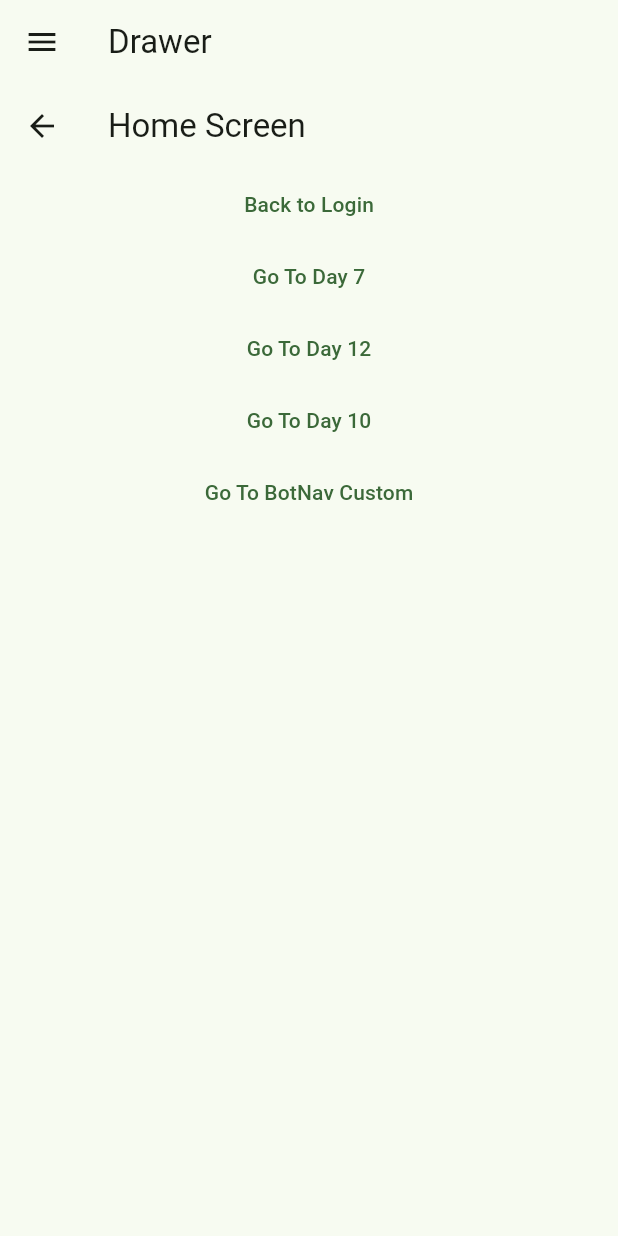
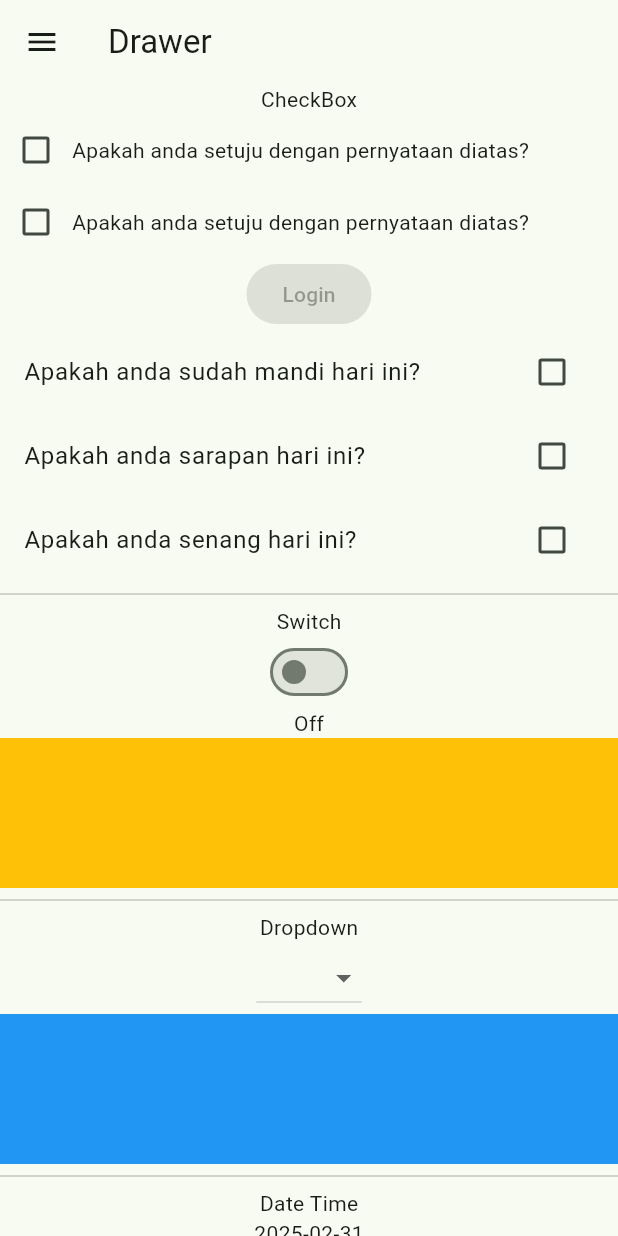
Before and after one commit to Habibieproject/ppkd_b4, a Flutter app: the DrawerWidgetDay15 screen opened directly, on a phone screen of 412 x 824 dp. Run offline on Flutter 3.47's test engine with Material 3 defaults, Android fonts, the light colour scheme and no system bars; our stand-ins replace confetti, curved_navigation_bar, shared_preferences; accounts and stored records are empty.

Commit message:
Day 16 Checkbox, Switch, Dropdown, DatetimePicker, TimePicker

```diff
--- a/lib/day_15/drawer.dart
+++ b/lib/day_15/drawer.dart
@@ -1,7 +1,5 @@
 import 'package:flutter/material.dart';
-import 'package:ppkd_b4/day_10/grid/gridview_builder.dart';
-import 'package:ppkd_b4/day_12/state/state_1.dart';
-import 'package:ppkd_b4/day_15/home_screen.dart';
+import 'package:ppkd_b4/day_16/input_widget.dart';
 
 class DrawerWidgetDay15 extends StatefulWidget {
   const DrawerWidgetDay15({super.key});
@@ -14,9 +12,7 @@ class _DrawerWidgetDay15State extends State<DrawerWidgetDay15> {
   int _selectedIndex = 0;
   static const List<Widget> _widgetOptions = [
     // Center(child: Text("Home")),
-    HomeScreenDay15(),
-    GridViewWidgetDay10(),
-    State1Day12(),
+    InputWidgetDay16(),
   ];
   void onTapDrawer(int index) {
     setState(() {
@@ -46,16 +42,9 @@ class _DrawerWidgetDay15State extends State<DrawerWidgetDay15> {
                 onTapDrawer(0);
               },
               leading: Icon(Icons.home),
-              title: Text("Home"),
+              title: Text("Input Widget"),
             ),
             Divider(),
-            ListTile(
-              onTap: () {
-                onTapDrawer(1);
-              },
-              leading: Icon(Icons.payment),
-              title: Text("Payment"),
-            ),
           ],
         ),
       ),
--- a/lib/day_15/login_screen.dart
+++ b/lib/day_15/login_screen.dart
@@ -1,4 +1,5 @@
 import 'package:flutter/material.dart';
+import 'package:ppkd_b4/day_15/drawer.dart';
 import 'package:ppkd_b4/day_15/home_screen.dart';
 import 'package:ppkd_b4/widgets/login_button.dart';
 
@@ -89,7 +90,9 @@ class _LoginScreenDay15State extends State<LoginScreenDay15> {
                 onPressed: () {
                   Navigator.push(
                     context,
-                    MaterialPageRoute(builder: (context) => HomeScreenDay15()),
+                    MaterialPageRoute(
+                      builder: (context) => DrawerWidgetDay15(),
+                    ),
                   );
                 },
               ),
--- /dev/null
+++ b/lib/day_16/checkbox.dart
@@ -0,0 +1,92 @@
+import 'package:flutter/material.dart';
+import 'package:ppkd_b4/constant/app_color.dart';
+
+class CheckBoxWidgetDay16 extends StatefulWidget {
+  const CheckBoxWidgetDay16({super.key});
+
+  @override
+  State<CheckBoxWidgetDay16> createState() => _CheckBoxWidgetDay16State();
+}
+
+class _CheckBoxWidgetDay16State extends State<CheckBoxWidgetDay16> {
+  bool isChecked = false;
+  bool isShower = false;
+  bool isBreakfast = false;
+  bool isHappy = false;
+  @override
+  Widget build(BuildContext context) {
+    return Column(
+      children: [
+        Row(
+          children: [
+            Checkbox(
+              value: isChecked,
+              onChanged: (value) {
+                print(value);
+                setState(() {
+                  isChecked = value!;
+                });
+              },
+            ),
+            Text("Apakah anda setuju dengan pernyataan diatas?"),
+          ],
+        ),
+        Row(
+          children: [
+            Checkbox(
+              value: isChecked,
+              onChanged: (value) {
+                print(value);
+                setState(() {
+                  isChecked = value!;
+                });
+              },
+            ),
+            Text(
+              isChecked
+                  ? "Anda setuju dengan pernyataan diatas?"
+                  : "Apakah anda setuju dengan pernyataan diatas?",
+            ),
+          ],
+        ),
+        ElevatedButton(
+          style: ElevatedButton.styleFrom(backgroundColor: AppColor.army3),
+          onPressed: isChecked ? () {} : null,
+          child: Text("Login"),
+        ),
+
+        CheckboxListTile(
+          value: isShower,
+          onChanged: (value) {
+            print(value);
+            setState(() {
+              isShower = value!;
+            });
+          },
+          title: Text("Apakah anda sudah mandi hari ini?"),
+        ),
+        CheckboxListTile(
+          value: isBreakfast,
+          onChanged: (value) {
+            print(value);
+            setState(() {
+              isBreakfast = value!;
+            });
+          },
+          title: Text("Apakah anda sarapan hari ini?"),
+        ),
+        CheckboxListTile(
+          value: isHappy,
+          onChanged: (value) {
+            print(value);
+            setState(() {
+              isHappy = value!;
+            });
+          },
+          title: Text("Apakah anda senang hari ini?"),
+          activeColor: Colors.black,
+        ),
+      ],
+    );
+  }
+}
--- /dev/null
+++ b/lib/day_16/date_picker.dart
@@ -0,0 +1,44 @@
+import 'package:flutter/material.dart';
+import 'package:intl/intl.dart';
+
+class DatePickerWidgetDay16 extends StatefulWidget {
+  const DatePickerWidgetDay16({super.key});
+
+  @override
+  State<DatePickerWidgetDay16> createState() => _DatePickerWidgetDay16State();
+}
+
+class _DatePickerWidgetDay16State extends State<DatePickerWidgetDay16> {
+  DateTime? selectedPicked = DateTime.now();
+  @override
+  Widget build(BuildContext context) {
+    return Column(
+      children: [
+        Text("2025-02-31"),
+        Text("31-02-2025"),
+        Text(selectedPicked.toString()),
+        Text(DateFormat('yyyy-MM-dd').format(selectedPicked!)),
+        Text(DateFormat('dd-MM-yyyy').format(selectedPicked!)),
+        Text(DateFormat('dd-MMM-yyyy').format(selectedPicked!)),
+        Text(DateFormat('EEEE, MMMM-yyyy', "id_ID").format(selectedPicked!)),
+
+        ElevatedButton(
+          onPressed: () async {
+            final DateTime? picked = await showDatePicker(
+              context: context,
+              firstDate: DateTime(2000),
+              lastDate: DateTime(2100),
+            );
+            if (picked != null) {
+              print(picked);
+              setState(() {
+                selectedPicked = picked;
+              });
+            }
+          },
+          child: Text("Pilih Tanggal"),
+        ),
+      ],
+    );
+  }
+}
--- /dev/null
+++ b/lib/day_16/dropdown.dart
@@ -0,0 +1,44 @@
+import 'package:flutter/material.dart';
+
+class DropdownWidgetDay16 extends StatefulWidget {
+  const DropdownWidgetDay16({super.key});
+
+  @override
+  State<DropdownWidgetDay16> createState() => _DropdownWidgetDay16State();
+}
+
+class _DropdownWidgetDay16State extends State<DropdownWidgetDay16> {
+  String? dropDownValue;
+  final List<String> listColor = ["Merah", "Hijau", "Biru"];
+  @override
+  Widget build(BuildContext context) {
+    return Column(
+      children: [
+        DropdownButton(
+          value: dropDownValue,
+          items: listColor.map((String val) {
+            return DropdownMenuItem(
+              value: val,
+              child: Text(val, style: TextStyle(color: Colors.black)),
+            );
+          }).toList(),
+          onChanged: (value) {
+            setState(() {
+              dropDownValue = value;
+            });
+            print(dropDownValue);
+          },
+        ),
+        Container(
+          width: double.infinity,
+          height: 100,
+          color: dropDownValue == "Merah"
+              ? Colors.red
+              : dropDownValue == "Hijau"
+              ? Colors.green
+              : Colors.blue,
+        ),
+      ],
+    );
+  }
+}
--- /dev/null
+++ b/lib/day_16/input_widget.dart
@@ -0,0 +1,35 @@
+import 'package:flutter/material.dart';
+import 'package:ppkd_b4/day_16/checkbox.dart';
+import 'package:ppkd_b4/day_16/date_picker.dart';
+import 'package:ppkd_b4/day_16/dropdown.dart';
+import 'package:ppkd_b4/day_16/switch.dart';
+import 'package:ppkd_b4/day_16/time_picker.dart';
+
+class InputWidgetDay16 extends StatelessWidget {
+  const InputWidgetDay16({super.key});
+
+  @override
+  Widget build(BuildContext context) {
+    return SingleChildScrollView(
+      child: Column(
+        children: [
+          //CheckBox
+          Text("CheckBox"),
+          CheckBoxWidgetDay16(),
+          Divider(),
+          Text("Switch"),
+          SwitchWidgetDay16(),
+          Divider(),
+          Text("Dropdown"),
+          DropdownWidgetDay16(),
+          Divider(),
+          Text("Date Time"),
+          DatePickerWidgetDay16(),
+          Divider(),
+          Text("Time"),
+          TimePickerWidgetDay16(),
+        ],
+      ),
+    );
+  }
+}
--- /dev/null
+++ b/lib/day_16/switch.dart
@@ -0,0 +1,33 @@
+import 'package:flutter/material.dart';
+
+class SwitchWidgetDay16 extends StatefulWidget {
+  const SwitchWidgetDay16({super.key});
+
+  @override
+  State<SwitchWidgetDay16> createState() => _SwitchWidgetDay16State();
+}
+
+class _SwitchWidgetDay16State extends State<SwitchWidgetDay16> {
+  bool isSwitched = false;
+  @override
+  Widget build(BuildContext context) {
+    return Column(
+      children: [
+        Switch(
+          value: isSwitched,
+          onChanged: (value) {
+            setState(() {
+              isSwitched = value;
+            });
+          },
+        ),
+        Text(isSwitched ? "On" : "Off"),
+        Container(
+          height: 100,
+          width: double.infinity,
+          color: isSwitched ? Colors.black : Colors.amber,
+        ),
+      ],
+    );
+  }
+}
--- a/pubspec.yaml
+++ b/pubspec.yaml
@@ -33,6 +33,7 @@ dependencies:
   curved_navigation_bar: ^1.0.6
   flutter:
     sdk: flutter
+  intl: ^0.20.2
   shared_preferences: ^2.5.3
 
 dev_dependencies:
```
Also changed, not shown: lib/day_16/time_picker.dart (added, +34 -0 lines), lib/main.dart (+5 -3 lines), pubspec.lock.
